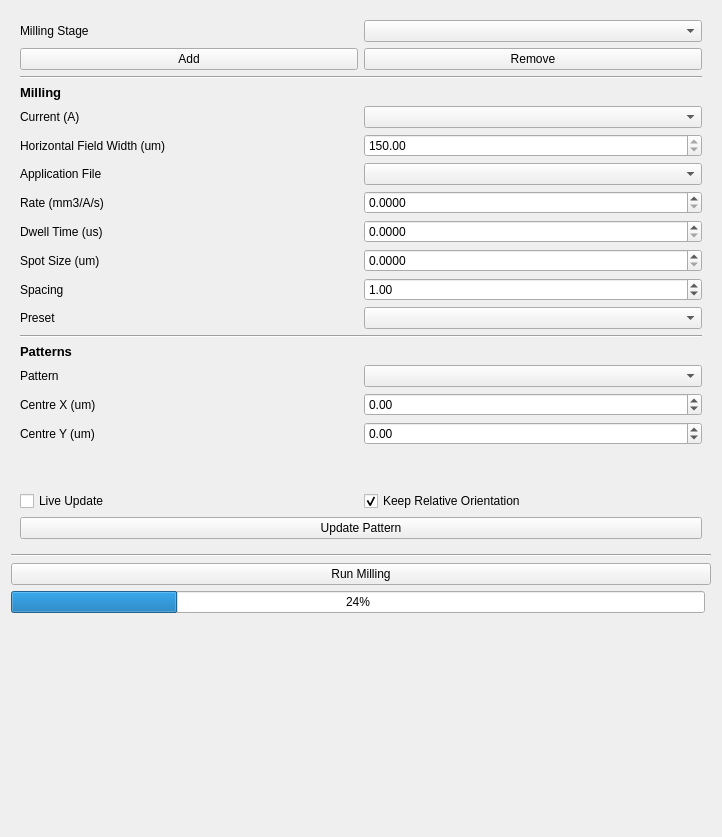
This is fibsem/ui/qtdesigner_files/FibsemMillingWidget.ui in DeMarcoLab/fibsem as Qt 5 draws it before an edit. The edited form follows.
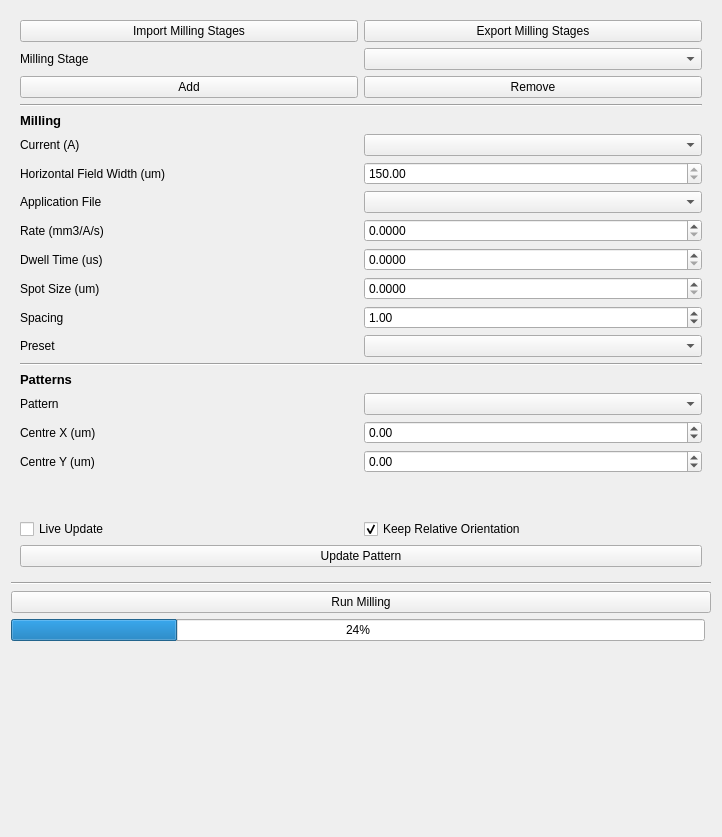
This is the edited form.

What changed in the file:
```diff
--- a/fibsem/ui/qtdesigner_files/FibsemMillingWidget.ui
+++ b/fibsem/ui/qtdesigner_files/FibsemMillingWidget.ui
@@ -30,14 +30,51 @@
       </size>
      </property>
      <layout class="QGridLayout" name="gridLayout_4">
-      <item row="1" column="1">
-       <widget class="QComboBox" name="comboBox_milling_stage"/>
+      <item row="25" column="1">
+       <widget class="QCheckBox" name="checkBox_relative_move">
+        <property name="text">
+         <string>Keep Relative Orientation</string>
+        </property>
+        <property name="checked">
+         <bool>true</bool>
+        </property>
+       </widget>
       </item>
-      <item row="5" column="1">
-       <widget class="QComboBox" name="comboBox_milling_current"/>
+      <item row="17" column="0">
+       <widget class="QLabel" name="label_pattern_set">
+        <property name="text">
+         <string>Pattern</string>
+        </property>
+       </widget>
       </item>
-      <item row="4" column="0" colspan="2">
-       <widget class="QLabel" name="label_milling_header">
+      <item row="7" column="1">
+       <widget class="QDoubleSpinBox" name="doubleSpinBox_hfw">
+        <property name="enabled">
+         <bool>true</bool>
+        </property>
+        <property name="readOnly">
+         <bool>true</bool>
+        </property>
+        <property name="minimum">
+         <double>10.000000000000000</double>
+        </property>
+        <property name="maximum">
+         <double>1000000000.000000000000000</double>
+        </property>
+        <property name="value">
+         <double>150.000000000000000</double>
+        </property>
+       </widget>
+      </item>
+      <item row="12" column="1">
+       <widget class="QDoubleSpinBox" name="doubleSpinBox_spacing">
+        <property name="value">
+         <double>1.000000000000000</double>
+        </property>
+       </widget>
+      </item>
+      <item row="15" column="0" colspan="2">
+       <widget class="QLabel" name="label_patterns_header">
         <property name="font">
          <font>
           <pointsize>10</pointsize>
@@ -46,137 +83,129 @@
          </font>
         </property>
         <property name="text">
-         <string>Milling</string>
+         <string>Patterns</string>
         </property>
        </widget>
       </item>
-      <item row="23" column="0" colspan="2">
-       <spacer name="verticalSpacer_2">
-        <property name="orientation">
-         <enum>Qt::Vertical</enum>
+      <item row="10" column="1">
+       <widget class="QDoubleSpinBox" name="doubleSpinBox_dwell_time">
+        <property name="decimals">
+         <number>4</number>
         </property>
-        <property name="sizeHint" stdset="0">
-         <size>
-          <width>20</width>
-          <height>40</height>
-         </size>
+        <property name="minimum">
+         <double>0.000000000000000</double>
         </property>
-       </spacer>
+        <property name="maximum">
+         <double>4000000.000000000000000</double>
+        </property>
+        <property name="singleStep">
+         <double>0.010000000000000</double>
+        </property>
+        <property name="value">
+         <double>0.000000000000000</double>
+        </property>
+       </widget>
+      </item>
+      <item row="8" column="1">
+       <widget class="QComboBox" name="comboBox_application_file"/>
+      </item>
+      <item row="13" column="1">
+       <widget class="QComboBox" name="comboBox_preset"/>
+      </item>
+      <item row="27" column="0" colspan="2">
+       <widget class="QPushButton" name="pushButton">
+        <property name="text">
+         <string>Update Pattern</string>
+        </property>
+       </widget>
+      </item>
+      <item row="3" column="1">
+       <widget class="QPushButton" name="pushButton_remove_milling_stage">
+        <property name="text">
+         <string>Remove</string>
+        </property>
+       </widget>
+      </item>
+      <item row="2" column="0">
+       <widget class="QLabel" name="label_milling_stage">
+        <property name="text">
+         <string>Milling Stage</string>
+        </property>
+       </widget>
+      </item>
+      <item row="3" column="0">
+       <widget class="QPushButton" name="pushButton_add_milling_stage">
+        <property name="text">
+         <string>Add</string>
+        </property>
+       </widget>
       </item>
       <item row="12" column="0">
-       <widget class="QLabel" name="label_preset">
-        <property name="text">
-         <string>Preset</string>
-        </property>
-       </widget>
-      </item>
-      <item row="19" column="1">
-       <widget class="QDoubleSpinBox" name="doubleSpinBox_centre_y">
-        <property name="minimum">
-         <double>-10000000000000000.000000000000000</double>
-        </property>
-        <property name="maximum">
-         <double>99999999999999991611392.000000000000000</double>
-        </property>
-        <property name="singleStep">
-         <double>0.100000000000000</double>
-        </property>
-       </widget>
-      </item>
-      <item row="11" column="0">
        <widget class="QLabel" name="label_spacing">
         <property name="text">
          <string>Spacing</string>
         </property>
        </widget>
       </item>
-      <item row="6" column="0">
+      <item row="7" column="0">
        <widget class="QLabel" name="label_hfw">
         <property name="text">
          <string>Horizontal Field Width (um)</string>
         </property>
        </widget>
       </item>
-      <item row="13" column="0" colspan="2">
+      <item row="14" column="0" colspan="2">
        <widget class="Line" name="line_2">
         <property name="orientation">
          <enum>Qt::Horizontal</enum>
         </property>
        </widget>
       </item>
-      <item row="18" column="1">
-       <widget class="QDoubleSpinBox" name="doubleSpinBox_centre_x">
-        <property name="minimum">
-         <double>-9999999999999999583119736832.000000000000000</double>
-        </property>
-        <property name="maximum">
-         <double>1000000000000000000.000000000000000</double>
-        </property>
-        <property name="singleStep">
-         <double>0.100000000000000</double>
-        </property>
-       </widget>
-      </item>
-      <item row="8" column="0">
-       <widget class="QLabel" name="label_rate">
+      <item row="13" column="0">
+       <widget class="QLabel" name="label_preset">
         <property name="text">
-         <string>Rate (mm3/A/s)</string>
+         <string>Preset</string>
         </property>
        </widget>
       </item>
-      <item row="24" column="0">
-       <widget class="QCheckBox" name="checkBox_live_update">
-        <property name="text">
-         <string>Live Update</string>
-        </property>
-       </widget>
-      </item>
-      <item row="5" column="0">
-       <widget class="QLabel" name="label_milling_current">
-        <property name="text">
-         <string>Current (A)</string>
-        </property>
-       </widget>
-      </item>
-      <item row="9" column="0">
+      <item row="10" column="0">
        <widget class="QLabel" name="label_dwell_time">
         <property name="text">
          <string>Dwell Time (us)</string>
         </property>
        </widget>
       </item>
-      <item row="2" column="0">
-       <widget class="QPushButton" name="pushButton_add_milling_stage">
-        <property name="text">
-         <string>Add</string>
+      <item row="20" column="1">
+       <widget class="QDoubleSpinBox" name="doubleSpinBox_centre_y">
+        <property name="minimum">
+         <double>-10000000000000000.000000000000000</double>
+        </property>
+        <property name="maximum">
+         <double>99999999999999991611392.000000000000000</double>
+        </property>
+        <property name="singleStep">
+         <double>0.100000000000000</double>
         </property>
        </widget>
       </item>
-      <item row="16" column="1">
+      <item row="17" column="1">
        <widget class="QComboBox" name="comboBox_patterns"/>
       </item>
-      <item row="3" column="0" colspan="2">
-       <widget class="Line" name="line_3">
-        <property name="orientation">
-         <enum>Qt::Horizontal</enum>
-        </property>
-       </widget>
-      </item>
-      <item row="18" column="0">
-       <widget class="QLabel" name="label_centre_x">
-        <property name="text">
-         <string>Centre X (um)</string>
-        </property>
-       </widget>
-      </item>
-      <item row="7" column="0">
+      <item row="8" column="0">
        <widget class="QLabel" name="label_application_file">
         <property name="text">
          <string>Application File</string>
         </property>
        </widget>
       </item>
-      <item row="10" column="1">
+      <item row="9" column="0">
+       <widget class="QLabel" name="label_rate">
+        <property name="text">
+         <string>Rate (mm3/A/s)</string>
+        </property>
+       </widget>
+      </item>
+      <item row="11" column="1">
        <widget class="QDoubleSpinBox" name="doubleSpinBox_spot_size">
         <property name="decimals">
          <number>4</number>
@@ -195,87 +224,39 @@
         </property>
        </widget>
       </item>
-      <item row="10" column="0">
+      <item row="11" column="0">
        <widget class="QLabel" name="label_spot_size">
         <property name="text">
          <string>Spot Size (um)</string>
         </property>
        </widget>
       </item>
-      <item row="8" column="1">
-       <widget class="QDoubleSpinBox" name="doubleSpinBox_rate">
-        <property name="decimals">
-         <number>4</number>
-        </property>
-        <property name="minimum">
-         <double>0.000000000000000</double>
-        </property>
-        <property name="maximum">
-         <double>100000.000000000000000</double>
-        </property>
-        <property name="singleStep">
-         <double>0.010000000000000</double>
-        </property>
-        <property name="value">
-         <double>0.000000000000000</double>
-        </property>
-       </widget>
-      </item>
-      <item row="19" column="0">
+      <item row="20" column="0">
        <widget class="QLabel" name="label_centre_y">
         <property name="text">
          <string>Centre Y (um)</string>
         </property>
        </widget>
       </item>
-      <item row="1" column="0">
-       <widget class="QLabel" name="label_milling_stage">
+      <item row="6" column="0">
+       <widget class="QLabel" name="label_milling_current">
         <property name="text">
-         <string>Milling Stage</string>
+         <string>Current (A)</string>
         </property>
        </widget>
       </item>
       <item row="21" column="0" rowspan="2" colspan="2">
        <layout class="QGridLayout" name="gridLayout_patterns"/>
       </item>
-      <item row="12" column="1">
-       <widget class="QComboBox" name="comboBox_preset"/>
-      </item>
-      <item row="2" column="1">
-       <widget class="QPushButton" name="pushButton_remove_milling_stage">
-        <property name="text">
-         <string>Remove</string>
-        </property>
-       </widget>
-      </item>
-      <item row="11" column="1">
-       <widget class="QDoubleSpinBox" name="doubleSpinBox_spacing">
-        <property name="value">
-         <double>1.000000000000000</double>
-        </property>
-       </widget>
-      </item>
-      <item row="6" column="1">
-       <widget class="QDoubleSpinBox" name="doubleSpinBox_hfw">
-        <property name="enabled">
-         <bool>true</bool>
-        </property>
-        <property name="readOnly">
-         <bool>true</bool>
-        </property>
-        <property name="minimum">
-         <double>10.000000000000000</double>
-        </property>
-        <property name="maximum">
-         <double>1000000000.000000000000000</double>
-        </property>
-        <property name="value">
-         <double>150.000000000000000</double>
+      <item row="4" column="0" colspan="2">
+       <widget class="Line" name="line_3">
+        <property name="orientation">
+         <enum>Qt::Horizontal</enum>
         </property>
        </widget>
       </item>
       <item row="9" column="1">
-       <widget class="QDoubleSpinBox" name="doubleSpinBox_dwell_time">
+       <widget class="QDoubleSpinBox" name="doubleSpinBox_rate">
         <property name="decimals">
          <number>4</number>
         </property>
@@ -283,7 +264,7 @@
          <double>0.000000000000000</double>
         </property>
         <property name="maximum">
-         <double>4000000.000000000000000</double>
+         <double>100000.000000000000000</double>
         </property>
         <property name="singleStep">
          <double>0.010000000000000</double>
@@ -293,18 +274,38 @@
         </property>
        </widget>
       </item>
-      <item row="7" column="1">
-       <widget class="QComboBox" name="comboBox_application_file"/>
+      <item row="19" column="0">
+       <widget class="QLabel" name="label_centre_x">
+        <property name="text">
+         <string>Centre X (um)</string>
+        </property>
+       </widget>
       </item>
-      <item row="26" column="0" colspan="2">
-       <widget class="QPushButton" name="pushButton">
+      <item row="19" column="1">
+       <widget class="QDoubleSpinBox" name="doubleSpinBox_centre_x">
+        <property name="minimum">
+         <double>-9999999999999999583119736832.000000000000000</double>
+        </property>
+        <property name="maximum">
+         <double>1000000000000000000.000000000000000</double>
+        </property>
+        <property name="singleStep">
+         <double>0.100000000000000</double>
+        </property>
+       </widget>
+      </item>
+      <item row="25" column="0">
+       <widget class="QCheckBox" name="checkBox_live_update">
         <property name="text">
-         <string>Update Pattern</string>
+         <string>Live Update</string>
         </property>
        </widget>
       </item>
-      <item row="14" column="0" colspan="2">
-       <widget class="QLabel" name="label_patterns_header">
+      <item row="6" column="1">
+       <widget class="QComboBox" name="comboBox_milling_current"/>
+      </item>
+      <item row="5" column="0" colspan="2">
+       <widget class="QLabel" name="label_milling_header">
         <property name="font">
          <font>
           <pointsize>10</pointsize>
@@ -313,24 +314,37 @@
          </font>
         </property>
         <property name="text">
-         <string>Patterns</string>
+         <string>Milling</string>
         </property>
        </widget>
       </item>
-      <item row="16" column="0">
-       <widget class="QLabel" name="label_pattern_set">
+      <item row="2" column="1">
+       <widget class="QComboBox" name="comboBox_milling_stage"/>
+      </item>
+      <item row="24" column="0" colspan="2">
+       <spacer name="verticalSpacer_2">
+        <property name="orientation">
+         <enum>Qt::Vertical</enum>
+        </property>
+        <property name="sizeHint" stdset="0">
+         <size>
+          <width>20</width>
+          <height>40</height>
+         </size>
+        </property>
+       </spacer>
+      </item>
+      <item row="1" column="0">
+       <widget class="QPushButton" name="pushButton_importMilling">
         <property name="text">
-         <string>Pattern</string>
+         <string>Import Milling Stages</string>
         </property>
        </widget>
       </item>
-      <item row="24" column="1">
-       <widget class="QCheckBox" name="checkBox_relative_move">
+      <item row="1" column="1">
+       <widget class="QPushButton" name="pushButton_exportMilling">
         <property name="text">
-         <string>Keep Relative Orientation</string>
-        </property>
-        <property name="checked">
-         <bool>true</bool>
+         <string>Export Milling Stages</string>
         </property>
        </widget>
       </item>
```
Left out of the diff: 2 changed lines with no effect on the pictures.
